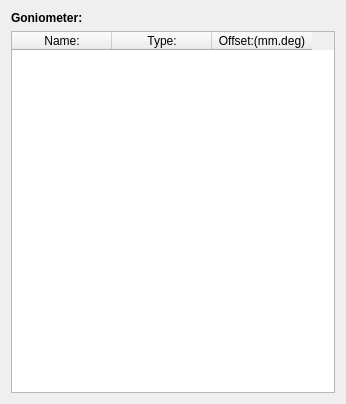
First picture: the form in apps/nsxqt/ui/SamplePropertyWidget.ui, repository k61n/openhkl, before the edit.
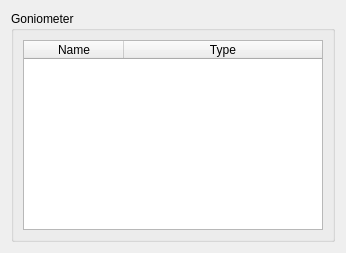
Second picture: the form after the edit.

The edit to the form file:
```diff
--- a/apps/nsxqt/ui/SamplePropertyWidget.ui
+++ b/apps/nsxqt/ui/SamplePropertyWidget.ui
@@ -7,7 +7,7 @@
     <x>0</x>
     <y>0</y>
     <width>346</width>
-    <height>404</height>
+    <height>253</height>
    </rect>
   </property>
   <property name="sizePolicy">
@@ -22,37 +22,31 @@
   <property name="styleSheet">
    <string notr="true"/>
   </property>
-  <layout class="QGridLayout" name="gridLayout">
-   <item row="0" column="0">
-    <widget class="QLabel" name="label">
-     <property name="font">
-      <font>
-       <weight>75</weight>
-       <bold>true</bold>
-      </font>
+  <layout class="QVBoxLayout" name="verticalLayout_2">
+   <item>
+    <widget class="QGroupBox" name="groupBox">
+     <property name="title">
+      <string>Goniometer</string>
      </property>
-     <property name="text">
-      <string>Goniometer:</string>
-     </property>
-    </widget>
-   </item>
-   <item row="1" column="0">
-    <widget class="QTableWidget" name="tableWidget_Sample">
-     <column>
-      <property name="text">
-       <string>Name:</string>
-      </property>
-     </column>
-     <column>
-      <property name="text">
-       <string>Type:</string>
-      </property>
-     </column>
-     <column>
-      <property name="text">
-       <string>Offset:(mm.deg)</string>
-      </property>
-     </column>
+     <layout class="QVBoxLayout" name="verticalLayout">
+      <item>
+       <widget class="QTableWidget" name="axes">
+        <attribute name="horizontalHeaderStretchLastSection">
+         <bool>true</bool>
+        </attribute>
+        <column>
+         <property name="text">
+          <string>Name</string>
+         </property>
+        </column>
+        <column>
+         <property name="text">
+          <string>Type</string>
+         </property>
+        </column>
+       </widget>
+      </item>
+     </layout>
     </widget>
    </item>
   </layout>
```
